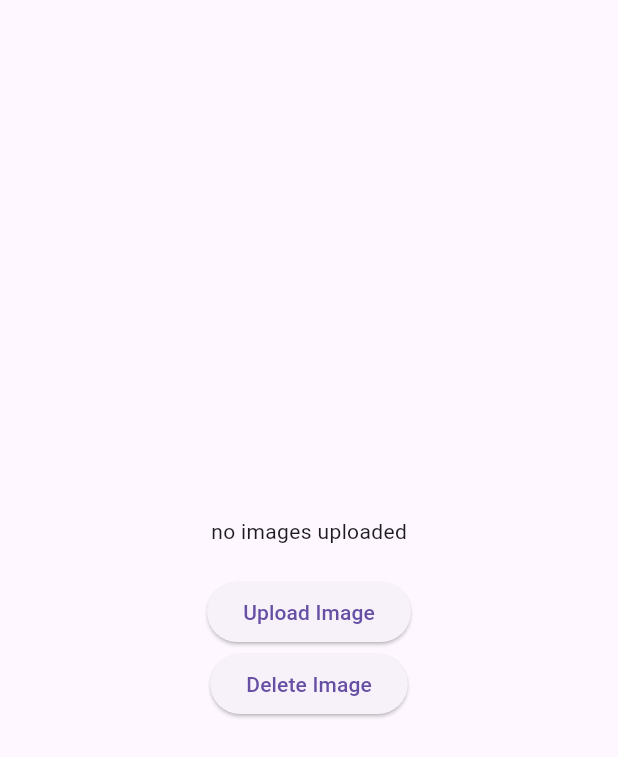
After one commit to TarekMohammedgg/supabase_tutorial, a Flutter app: the UploadImages screen opened by its route, after a tap on "Upload Image", on a phone screen of 412 x 824 dp. The commit adds this screen. Shown: the top 757 px of the screen. Run offline on Flutter 3.47's test engine with Material 3 defaults, Android fonts, the phone set to English and light mode, and no system bars; our stand-ins replace go_router, image_picker, supabase_flutter; accounts and stored records are empty.

Commit message:
supabase storage

```diff
--- a/lib/constants.dart
+++ b/lib/constants.dart
@@ -2,4 +2,5 @@ class Consts {
  static final String  kSUPABASE_URL = "https://snujxwvcikmotcucgobg.supabase.co" ;
  static final String  kSUPABASE_ANON_KEY = "eyJhbGciOiJIUzI1NiIsInR5cCI6IkpXVCJ9.eyJpc3MiOiJzdXBhYmFzZSIsInJlZiI6InNudWp4d3ZjaWttb3RjdWNnb2JnIiwicm9sZSI6ImFub24iLCJpYXQiOjE3NTY4MTQyOTMsImV4cCI6MjA3MjM5MDI5M30.4zkM-cup9EirjlPBvHLvNA3vtnwJfkM2sOK53Nr3SZA" ;
 static final String kDatabaseName = "Todos" ;
+static final String kStorageBucket = "images" ;
  }
--- a/lib/screens/authentication/login_screen.dart
+++ b/lib/screens/authentication/login_screen.dart
@@ -67,7 +67,7 @@ class _LoginScreenState extends State<LoginScreen> {
                         onPressed: () {
                          if(signInFormKey.currentState!.validate()){
                           SupabaseHelper.login(email:  loginEmailController.text , password: loginPasswordController.text) ;
-                          context.go(AppRouter.kHomeScreen)  ;
+                          context.go(AppRouter.kuploadImage)  ;
                           setState(() {
                             isLoading = !isLoading ;
                           });
--- /dev/null
+++ b/lib/screens/upload_images/upload_images.dart
@@ -0,0 +1,69 @@
+import 'dart:io';
+
+import 'package:flutter/material.dart';
+import 'package:image_picker/image_picker.dart';
+import 'package:supabase_flutter/supabase_flutter.dart';
+import 'package:supabase_tutorial/constants.dart';
+
+class UploadImages extends StatefulWidget {
+  const UploadImages({super.key});
+
+  @override
+  State<UploadImages> createState() => _UploadImagesState();
+}
+
+class _UploadImagesState extends State<UploadImages> {
+  String? imageUrl;
+  Future<File?> pickImage() async {
+    final ImagePicker picker = ImagePicker();
+    final XFile? image = await picker.pickImage(source: ImageSource.camera);
+    if (image == null) return null;
+    final File imageFile = File(image.path);
+    return imageFile;
+  }
+
+  Future uploadImage() async {
+    final imageFile = await pickImage();
+    if (imageFile == null) return ;
+    final String timeStamp = DateTime.now().microsecondsSinceEpoch.toString();
+    final String uniqueImagePath = "${timeStamp}_${imageFile.path.split('/').last}";
+    await Supabase.instance.client.storage
+        .from(Consts.kStorageBucket)
+        .upload(uniqueImagePath, imageFile);
+    imageUrl = Supabase.instance.client.storage
+        .from(Consts.kStorageBucket)
+        .getPublicUrl(uniqueImagePath);
+    setState(() {
+
+    });
+  }
+
+  Future deleteImgae() async {
+    if (imageUrl == null) return null;
+    await Supabase.instance.client.storage.from(Consts.kStorageBucket).remove([
+      imageUrl!.split('/').last,
+    ]);
+    setState(() {
+      imageUrl = null ;
+    });
+  }
+
+  @override
+  Widget build(BuildContext context) {
+    return Scaffold(
+      body: Center(
+        child: Column(
+          mainAxisAlignment: MainAxisAlignment.center,
+          children: [
+            imageUrl == null
+                ? Text("no images uploaded")
+                : Image.network(imageUrl!, height: 200),
+            SizedBox(height: 20),
+            ElevatedButton(onPressed: uploadImage, child: const Text("Upload Image")),
+            ElevatedButton(onPressed: deleteImgae, child: const Text("Delete Image")),
+          ],
+        ),
+      ),
+    );
+  }
+}
--- a/lib/utils/utils/app_router.dart
+++ b/lib/utils/utils/app_router.dart
@@ -4,11 +4,13 @@ import 'package:go_router/go_router.dart';
 import 'package:supabase_tutorial/screens/authentication/login_screen.dart';
 import 'package:supabase_tutorial/screens/authentication/register_screen.dart';
 import 'package:supabase_tutorial/screens/home/home_screen.dart';
+import 'package:supabase_tutorial/screens/upload_images/upload_images.dart';
 
 abstract class AppRouter {
   static const kLoginScreen = '/';
   static const kRegisterScreenn = '/RegisterScreen';
   static const kHomeScreen = "/HomeScreen";
+  static const kuploadImage = "/UploadImages";
 
   static final router = GoRouter(
     routes: [
@@ -20,6 +22,8 @@ abstract class AppRouter {
         path: kRegisterScreenn,
         builder: (context, state) =>  RegisterScreen(),
       ),
-      GoRoute(path: kHomeScreen , builder: (context , state) => HomeScreen()  )  ],
+      GoRoute(path: kHomeScreen , builder: (context , state) => HomeScreen()  ) ,
+      GoRoute(path : kuploadImage , builder:(context , state) =>UploadImages()  )   ],
   );
+
 }
--- a/pubspec.yaml
+++ b/pubspec.yaml
@@ -33,6 +33,7 @@ dependencies:
   flutter:
     sdk: flutter
   go_router: ^16.2.1
+  image_picker: ^1.2.0
   supabase_flutter: ^2.10.0
 
 dev_dependencies:
@@ -52,7 +53,6 @@ flutter:
   # To add assets to your application, add an assets section, like this:
   assets:
     - assets/images/welcome_image.png
-
   #   - images/a_dot_ham.jpeg
   # An image asset can refer to one or more resolution-specific "variants", see
   # https://flutter.dev/to/resolution-aware-images
```
Also changed, not shown: lib/supabase_helper.dart (+84 -23 lines), pubspec.lock, 7 other files.
